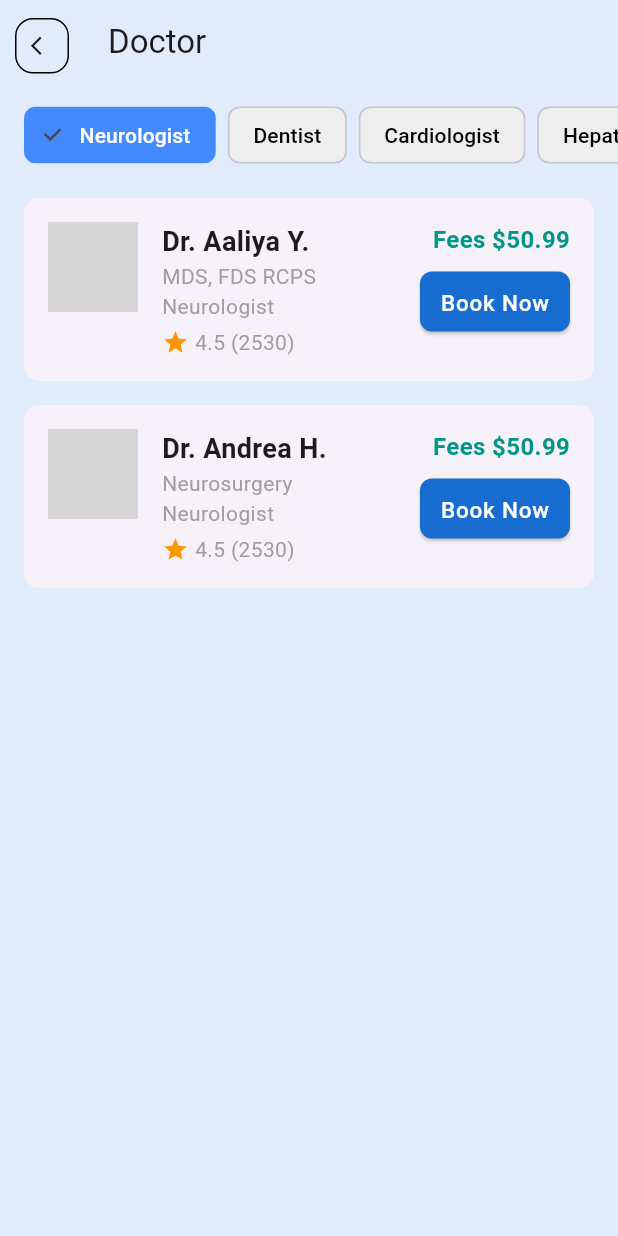
After one commit to riazahmedmahin/Doctify, a Flutter app: the DoctorListScreen screen opened directly, on a phone screen of 412 x 824 dp. The commit adds this screen. Run offline on Flutter 3.47's test engine with Material 3 defaults, Android fonts, the phone set to English and light mode, and no system bars; our stand-ins replace cloud_firestore, firebase_auth, firebase_core, fluttertoast, get, lottie; accounts and stored records are empty; network calls fail; grey boxes are pictures that could not be loaded.

Commit message:
initial commit

```diff
--- a/lib/components/Screen/MainBottomNavScreen.dart
+++ b/lib/components/Screen/MainBottomNavScreen.dart
@@ -1,4 +1,5 @@
 import 'package:app/components/Screen/Doctor_profile.dart';
+import 'package:app/components/Screen/doctorlist.dart';
 import 'package:app/components/Screen/home_pages.dart';
 import 'package:app/components/Screen/setting.dart';
 import 'package:flutter/material.dart';
@@ -16,8 +17,10 @@ class _MainBottomNavScreenState extends State<MainBottomNavScreen> {
   final List<Widget> _pages = [
     HomePages(),
     DoctorProfileScreen(),
+    DoctorListScreen(),
     InboxPage(),
-    MoreScreen()
+    MoreScreen(),
+
     // Add your other pages here like SearchPage(), TimePage(), etc.
   ];
 
@@ -79,13 +82,13 @@ class _MainBottomNavScreenState extends State<MainBottomNavScreen> {
                       label: '',
                     ),
                     BottomNavigationBarItem(
-                      icon: _buildIconWithBackground(Icons.chat_bubble_outline, 2),
+                      icon: _buildIconWithBackground(Icons.person, 2),
                       label: '',
                     ),
-                    // BottomNavigationBarItem(
-                    //   icon: _buildIconWithBackground(Icons.account_box_outlined, 3),
-                    //   label: '',
-                    // ),
+                    BottomNavigationBarItem(
+                      icon: _buildIconWithBackground(Icons.account_box_outlined, 3),
+                      label: '',
+                    ),
                     BottomNavigationBarItem(
                       icon: _buildIconWithBackground(Icons.widgets_outlined, 4),
                       label: '',
--- /dev/null
+++ b/lib/components/Screen/doctorlist.dart
@@ -0,0 +1,240 @@
+import 'package:flutter/material.dart';
+
+class DoctorListScreen extends StatefulWidget {
+  @override
+  _DoctorListScreenState createState() => _DoctorListScreenState();
+}
+
+class _DoctorListScreenState extends State<DoctorListScreen> {
+  String selectedCategory = 'Neurologist';
+
+  final List<Map<String, String>> doctors = [
+    {
+      'name': 'Dr. Aaliya Y.',
+      'qualification': 'MDS, FDS RCPS',
+      'specialty': 'Neurologist',
+      'imagePath': 'https://plus.unsplash.com/premium_photo-1661764878654-3d0fc2eefcca?w=900&auto=format&fit=crop&q=60&ixlib=rb-4.0.3&ixid=M3wxMjA3fDB8MHxzZWFyY2h8OXx8ZG9jdG9yfGVufDB8fDB8fHww',
+      'rating': '4.5 (2530)',
+      'fees': '\$50.99',
+    },
+    {
+      'name': 'Dr. Amira',
+      'qualification': 'BDS, Dentistry',
+      'specialty': 'Dentist',
+      'imagePath': 'https://plus.unsplash.com/premium_photo-1658506671316-0b293df7c72b?w=900&auto=format&fit=crop&q=60&ixlib=rb-4.0.3&ixid=M3wxMjA3fDB8MHxzZWFyY2h8NXx8ZG9jdG9yfGVufDB8fDB8fHww',
+      'rating': '4.5 (2530)',
+      'fees': '\$50.99',
+    },
+    {
+      'name': 'Dr. Anna G.',
+      'qualification': 'Cardiologist',
+      'specialty': 'Cardiologist',
+      'imagePath': 'assets/doctor3.jpg',
+      'rating': '4.5 (2530)',
+      'fees': '\$50.99',
+    },
+    {
+      'name': 'Dr. Anne.',
+      'qualification': 'Hepatology',
+      'specialty': 'Hepatology',
+      'imagePath': 'assets/doctor4.jpg',
+      'rating': '4.5 (2530)',
+      'fees': '\$50.99',
+    },
+    {
+      'name': 'Dr. Andrea H.',
+      'qualification': 'Neurosurgery',
+      'specialty': 'Neurologist',
+      'imagePath': 'assets/doctor5.jpg',
+      'rating': '4.5 (2530)',
+      'fees': '\$50.99',
+    },
+  ];
+
+  // List of available categories
+  final List<String> categories = [
+    'Neurologist',
+    'Dentist',
+    'Cardiologist',
+    'Hepatology',
+  ];
+
+  @override
+  Widget build(BuildContext context) {
+    // Filter doctors based on selected category
+    final filteredDoctors = doctors.where((doctor) {
+      return doctor['specialty'] == selectedCategory;
+    }).toList();
+
+    return Scaffold(
+      backgroundColor: Color(0xFFE0EBFB), // Light background color
+      appBar: AppBar(
+        title: Text("Doctor"),
+        backgroundColor: Color.fromARGB(255, 224, 235, 251),
+        leading: Padding(
+          padding: const EdgeInsets.only(left: 10.0, top: 12, bottom: 7, right: 10),
+          child: Container(
+            decoration: BoxDecoration(
+              border: Border.all(),
+              borderRadius: BorderRadius.circular(12),
+            ),
+            child: Icon(
+              Icons.arrow_back_ios,
+              size: 15,
+            ),
+          ),
+        ),
+      ),
+      body: Column(
+        children: [
+          // Category Chips
+          SingleChildScrollView(
+            scrollDirection: Axis.horizontal,
+            padding: const EdgeInsets.symmetric(vertical: 10, horizontal: 16),
+            child: Row(
+              children: categories.map((category) {
+                return _buildCategoryChip(category);
+              }).toList(),
+            ),
+          ),
+          // Doctor List
+          Expanded(
+            child: ListView.builder(
+              padding: const EdgeInsets.symmetric(horizontal: 16),
+              itemCount: filteredDoctors.length,
+              itemBuilder: (context, index) {
+                final doctor = filteredDoctors[index];
+                return _buildDoctorCard(
+                  doctor['name']!,
+                  doctor['qualification']!,
+                  doctor['specialty']!,
+                  doctor['imagePath']!,
+                  doctor['rating']!,
+                  doctor['fees']!,
+                );
+              },
+            ),
+          ),
+        ],
+      ),
+    );
+  }
+
+  // Helper method to build category chips
+  Widget _buildCategoryChip(String category) {
+    return Padding(
+      padding: const EdgeInsets.only(right: 8.0),
+      child: ChoiceChip(
+        label: Text(category),
+        labelStyle: TextStyle(
+          color: selectedCategory == category ? Colors.white : Colors.black,
+        ),
+        selectedColor: Colors.blueAccent,
+        backgroundColor: Colors.grey.shade200,
+        selected: selectedCategory == category,
+        onSelected: (bool selected) {
+          setState(() {
+            selectedCategory = category;
+          });
+        },
+      ),
+    );
+  }
+
+  // Helper method to build each doctor card
+  Widget _buildDoctorCard(
+      String name,
+      String qualification,
+      String specialty,
+      String imagePath,
+      String rating,
+      String fees,
+      ) {
+    return Card(
+      margin: const EdgeInsets.symmetric(vertical: 8),
+      elevation: 0,
+      shape: RoundedRectangleBorder(
+        borderRadius: BorderRadius.circular(10),
+      ),
+      child: Padding(
+        padding: const EdgeInsets.all(16.0),
+        child: Row(
+          crossAxisAlignment: CrossAxisAlignment.start,
+          children: [
+            CircleAvatar(
+              radius: 30,
+              backgroundImage: NetworkImage(imagePath), // Doctor profile image
+            ),
+            SizedBox(width: 16),
+            Expanded(
+              child: Column(
+                crossAxisAlignment: CrossAxisAlignment.start,
+                children: [
+                  Text(
+                    name,
+                    style: TextStyle(
+                      fontSize: 18,
+                      fontWeight: FontWeight.bold,
+                    ),
+                  ),
+                  Text(
+                    qualification,
+                    style: TextStyle(
+                      fontSize: 14,
+                      color: Colors.grey,
+                    ),
+                  ),
+                  Text(
+                    specialty,
+                    style: TextStyle(
+                      fontSize: 14,
+                      color: Colors.grey,
+                    ),
+                  ),
+                  SizedBox(height: 4),
+                  Row(
+                    children: [
+                      Icon(Icons.star, color: Colors.orange, size: 18),
+                      SizedBox(width: 4),
+                      Text(
+                        rating,
+                        style: TextStyle(fontSize: 14, color: Colors.grey),
+                      ),
+                    ],
+                  ),
+                ],
+              ),
+            ),
+            Column(
+              crossAxisAlignment: CrossAxisAlignment.end,
+              children: [
+                Text(
+                  'Fees $fees',
+                  style: TextStyle(
+                    fontSize: 16,
+                    color: Colors.teal,
+                    fontWeight: FontWeight.bold,
+                  ),
+                ),
+                SizedBox(height: 10),
+                SizedBox(
+                  height: 40,
+                  width: 100,
+                  child: ElevatedButton(
+                    onPressed: () {},
+                    style: ElevatedButton.styleFrom(
+                      shape: RoundedRectangleBorder(
+                        borderRadius: BorderRadius.circular(8),
+                      ),
+                    ),
+                    child: Text('Book Now',style: TextStyle(fontSize: 15),),
+                  ),
+                ),
+              ],
+            ),
+          ],
+        ),
+      ),
+    );
+  }
+}
```
